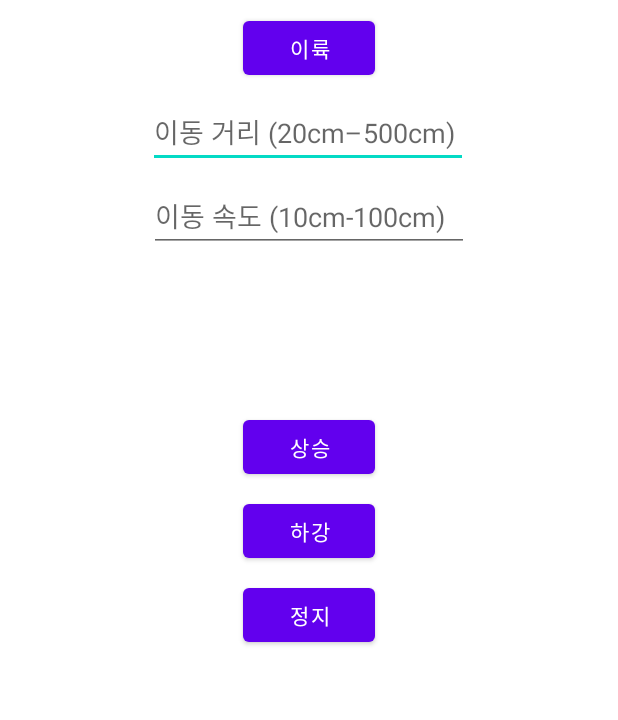
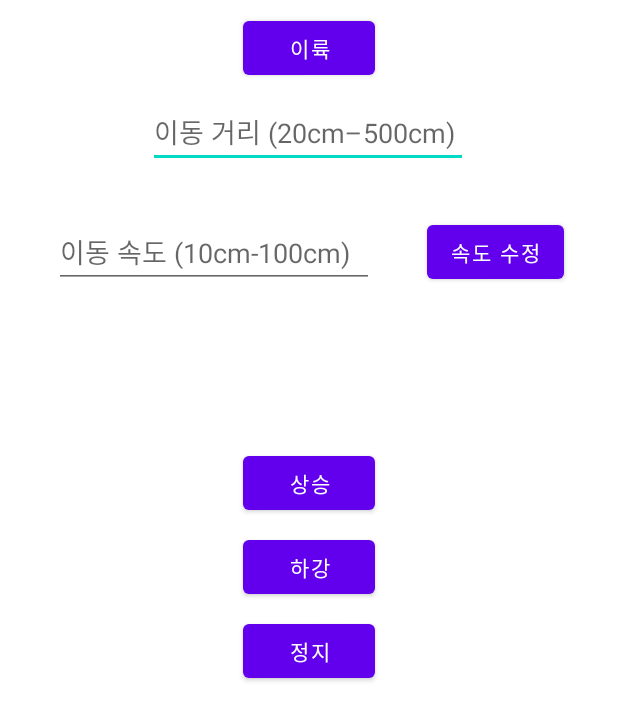
Before and after one commit to Aftermoon-dev/Tello-Controller, an Android app: the layout activity_main.xml on its own in the app's theme, with its tools: preview values and no code run, on a phone screen of 412 x 824 dp. Shown: the top 720 px of the screen. Run offline under Robolectric (Android 15) with nearby library versions, the phone set to English and light mode, and no system bars.

Commit message:
Added Speed Set Button

```diff
--- a/Android/app/src/main/res/layout/activity_main.xml
+++ b/Android/app/src/main/res/layout/activity_main.xml
@@ -72,11 +72,11 @@
         android:id="@+id/et_speed"
         android:layout_width="wrap_content"
         android:layout_height="wrap_content"
-        android:layout_marginTop="8dp"
+        android:layout_marginTop="32dp"
         android:ems="10"
         android:hint="@string/et_speed"
         android:inputType="textPersonName"
-        app:layout_constraintEnd_toEndOf="parent"
+        app:layout_constraintEnd_toStartOf="@+id/btn_speedsave"
         app:layout_constraintStart_toStartOf="parent"
         app:layout_constraintTop_toBottomOf="@+id/et_distance" />
 
@@ -108,6 +108,17 @@
         android:text="@string/btn_stop"
         app:layout_constraintEnd_toEndOf="parent"
         app:layout_constraintStart_toStartOf="parent"
+        app:layout_constraintHorizontal_chainStyle="packed"
         app:layout_constraintTop_toBottomOf="@+id/btn_down" />
 
+    <Button
+        android:id="@+id/btn_speedsave"
+        android:layout_width="wrap_content"
+        android:layout_height="wrap_content"
+        android:text="@string/btn_speedsave"
+        app:layout_constraintBottom_toBottomOf="@+id/et_speed"
+        app:layout_constraintEnd_toEndOf="parent"
+        app:layout_constraintStart_toEndOf="@+id/et_speed"
+        app:layout_constraintTop_toTopOf="@+id/et_speed" />
+
 </androidx.constraintlayout.widget.ConstraintLayout>
--- a/Android/app/src/main/res/values/strings.xml
+++ b/Android/app/src/main/res/values/strings.xml
@@ -4,6 +4,7 @@
     <string name="btn_takeoff">이륙</string>
     <string name="btn_land">착륙</string>
     <string name="btn_emergency">비상 정지</string>
+    <string name="btn_speedsave">속도 수정</string>
     <string name="btn_up">상승</string>
     <string name="btn_down">하강</string>
     <string name="btn_stop">정지</string>
```
Also changed, not shown: Android/app/src/main/java/dev/aftermoon/tellocontroller/MainActivity.kt (+9 -16 lines).
